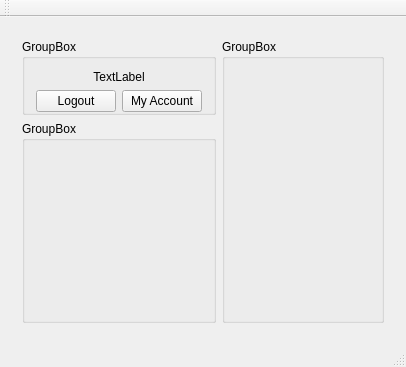
This is Drive/mainwindow.ui in TraceyAlKing/CPSC4910-watt4910-group5 as Qt 5 draws it before an edit. The edited form follows.
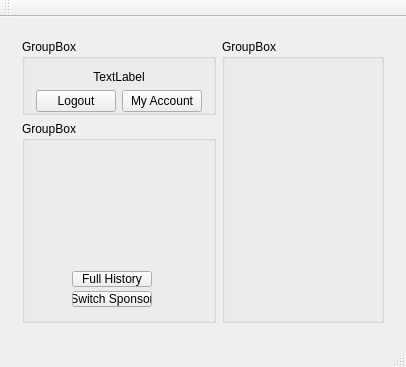
This is the edited form. The open tabs and pages were chosen to show the change.

Diff of the .ui file:
```diff
--- a/Drive/mainwindow.ui
+++ b/Drive/mainwindow.ui
@@ -6,8 +6,8 @@
    <rect>
     <x>0</x>
     <y>0</y>
-    <width>300</width>
-    <height>225</height>
+    <width>313</width>
+    <height>308</height>
    </rect>
   </property>
   <property name="sizePolicy">
@@ -400,6 +400,32 @@
             <property name="title">
              <string>GroupBox</string>
             </property>
+            <widget class="QPushButton" name="pushButton">
+             <property name="geometry">
+              <rect>
+               <x>50</x>
+               <y>170</y>
+               <width>80</width>
+               <height>16</height>
+              </rect>
+             </property>
+             <property name="text">
+              <string>Switch Sponsor</string>
+             </property>
+            </widget>
+            <widget class="QPushButton" name="pushButton_2">
+             <property name="geometry">
+              <rect>
+               <x>50</x>
+               <y>150</y>
+               <width>80</width>
+               <height>16</height>
+              </rect>
+             </property>
+             <property name="text">
+              <string>Full History</string>
+             </property>
+            </widget>
            </widget>
           </item>
          </layout>
```
Left out of the diff: 2 changed lines with no effect on the pictures.
